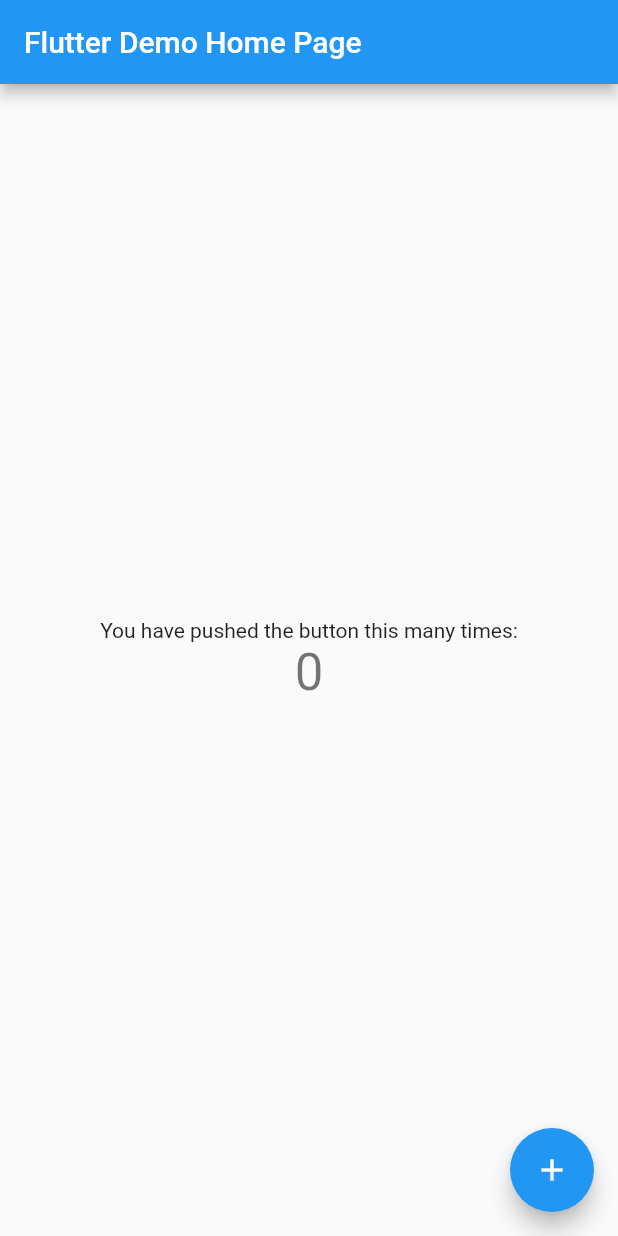
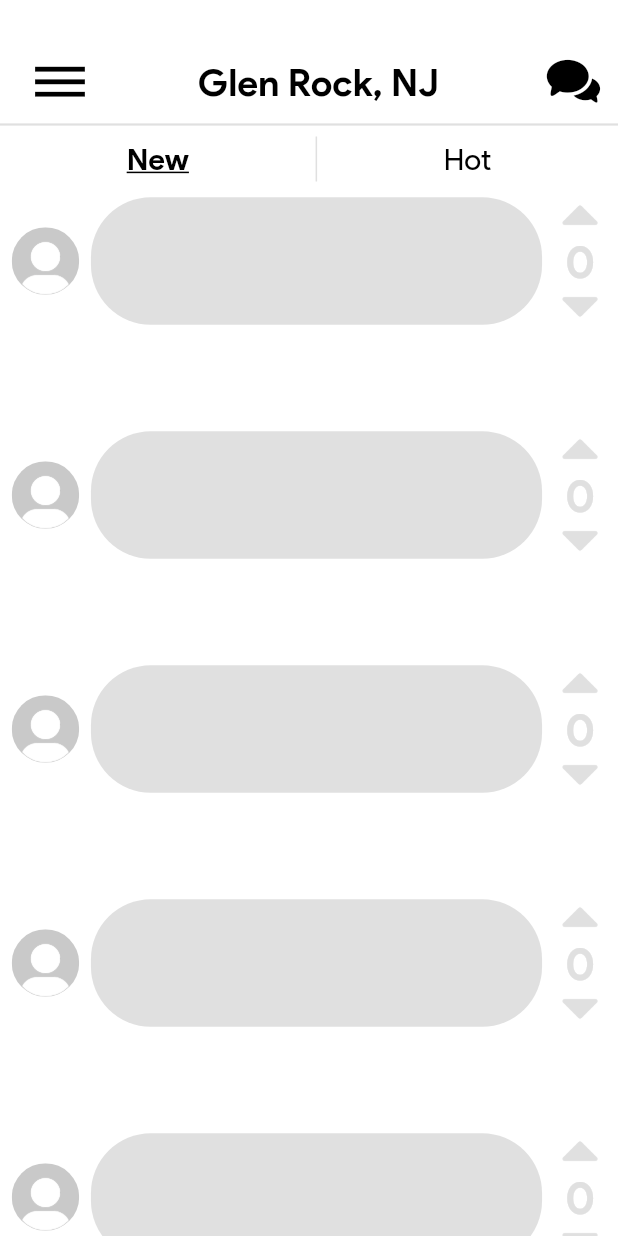
Before and after one commit to jackkellerk/lochat, a Flutter app: the screen it shows after launch, on a phone screen of 412 x 824 dp. Run offline on Flutter 3.47's test engine with Material 2 defaults, Android fonts, the phone set to English and light mode, and no system bars.

Commit message:
Created comment class

```diff
--- /dev/null
+++ b/lib/blockRow.dart
@@ -0,0 +1,20 @@
+import 'package:flutter/cupertino.dart';
+
+// Import the block class
+import 'block.dart';
+
+class BlockRow extends StatelessWidget {
+  @override
+  Widget build(BuildContext context) {
+    return new Padding(
+      padding: const EdgeInsets.only(bottom: 10.0),
+      child: new Row(
+        mainAxisAlignment: MainAxisAlignment.spaceEvenly,
+        children: <Widget>[
+          new Block(),
+          new Block(),
+        ],
+      ),
+    );
+  }
+}
--- /dev/null
+++ b/lib/comment.dart
@@ -0,0 +1,81 @@
+import 'package:flutter/cupertino.dart';
+import 'dart:ui';
+import 'package:flutter/material.dart';
+import 'dart:math' as math;
+
+// These are import methods for custom icons
+import 'icons/custom_icons_icons.dart';
+
+class Comment extends StatelessWidget {
+  @override
+  Widget build(BuildContext context) {
+
+  // This is for screen height and width
+  final double width = MediaQuery.of(context).size.width;
+  final double height = MediaQuery.of(context).size.height;
+
+    return Padding(
+      padding: EdgeInsets.only(bottom: 70.0),
+      child: new Row(
+        mainAxisAlignment: MainAxisAlignment.spaceEvenly,
+        children: <Widget>[
+          new ClipOval(
+            child: new Container(
+              color: const Color(0xffc9c9c9),
+              height: 45,
+              width: 45,
+              child: new Padding(
+                padding: EdgeInsets.only(top: 1.5),
+                child: new Image(
+                  image: AssetImage('assets/images/anon.png'), // TODO: Make this dynamically loaded
+                ),
+              ),
+            ),
+          ),
+          new Container( // TODO: Make this a stack with text in front
+            width: width * 0.73,
+            height: 85,
+            color: Colors.transparent,
+            child: new Container(
+              decoration: new BoxDecoration(
+                color: const Color(0xffe0e0e0),
+                borderRadius: BorderRadius.all(Radius.circular(40.0))
+              ),
+            ),
+          ),
+          new Padding(
+            padding: EdgeInsets.only(left: 5.0, right: 5.0),
+            child: new Column(
+              mainAxisAlignment: MainAxisAlignment.spaceEvenly,
+              children: <Widget>[
+                new Image(
+                  image: AssetImage('assets/images/upvote.png'), // 0xfff75422 is upvote color
+                  height: 25,
+                  width: 25,
+                ),
+                new Text(
+                  "0",
+                  style: new TextStyle(
+                    color: const Color(0xffe0e0e0),
+                    fontSize: 30.0,
+                    fontWeight: FontWeight.bold,
+                    fontFamily: 'Product-Sans',
+                    decoration: TextDecoration.none,
+                  ),
+                ),
+                Transform.rotate(
+                  angle: math.pi,
+                  child: new Image(
+                    image: AssetImage('assets/images/upvote.png'), // 0xfff75422 is upvote color
+                    height: 25,
+                    width: 25,
+                  ),
+                ),
+              ],
+            ),
+          ),
+        ],
+      ),
+    );
+  }
+}
--- /dev/null
+++ b/lib/icons/custom_icons_icons.dart
@@ -0,0 +1,36 @@
+/// Flutter icons CustomIcons
+/// Copyright (C) 2020 by original authors @ fluttericon.com, fontello.com
+/// This font was generated by FlutterIcon.com, which is derived from Fontello.
+///
+/// To use this font, place it in your fonts/ directory and include the
+/// following in your pubspec.yaml
+///
+/// flutter:
+///   fonts:
+///    - family:  CustomIcons
+///      fonts:
+///       - asset: fonts/CustomIcons.ttf
+///
+///
+/// * Modern Pictograms, Copyright (c) 2012 by John Caserta. All rights reserved.
+///         Author:    John Caserta
+///         License:   SIL (http://scripts.sil.org/OFL)
+///         Homepage:  http://thedesignoffice.org/project/modern-pictograms/
+/// * MFG Labs, Copyright (C) 2012 by Daniel Bruce
+///         Author:    MFG Labs
+///         License:   SIL (http://scripts.sil.org/OFL)
+///         Homepage:  http://www.mfglabs.com/
+///
+import 'package:flutter/widgets.dart';
+
+class CustomIcons {
+  CustomIcons._();
+
+  static const _kFontFam = 'CustomIcons';
+  static const _kFontPkg = null;
+
+  static const IconData down_arrow = IconData(0xe800, fontFamily: _kFontFam, fontPackage: _kFontPkg);
+  static const IconData up_arrow = IconData(0xe801, fontFamily: _kFontFam, fontPackage: _kFontPkg);
+  static const IconData anon_profile = IconData(0xe802, fontFamily: _kFontFam, fontPackage: _kFontPkg);
+  static const IconData chat = IconData(0xf03d, fontFamily: _kFontFam, fontPackage: _kFontPkg);
+}
--- a/lib/main.dart
+++ b/lib/main.dart
@@ -1,111 +1,126 @@
 import 'package:flutter/material.dart';
+import 'dart:ui';
 
-void main() => runApp(MyApp());
+// These are import methods for custom icons
+import 'icons/custom_icons_icons.dart';
 
-class MyApp extends StatelessWidget {
-  // This widget is the root of your application.
+// These are import methods for custom classes
+import 'comment.dart';
+
+// This calls the build method for the class OutfitApp and displays it on the screen
+void main() => runApp(LoChatApp());
+
+bool filterNew = true;
+
+class LoChatApp extends StatelessWidget {
   @override
   Widget build(BuildContext context) {
     return MaterialApp(
-      title: 'Flutter Demo',
-      theme: ThemeData(
-        // This is the theme of your application.
-        //
-        // Try running your application with "flutter run". You'll see the
-        // application has a blue toolbar. Then, without quitting the app, try
-        // changing the primarySwatch below to Colors.green and then invoke
-        // "hot reload" (press "r" in the console where you ran "flutter run",
-        // or simply save your changes to "hot reload" in a Flutter IDE).
-        // Notice that the counter didn't reset back to zero; the application
-        // is not restarted.
-        primarySwatch: Colors.blue,
+      title: 'LoChat',
+      home: Scaffold(
+        body: Container(
+          decoration: new BoxDecoration(color: Colors.white),
+          child: new Padding( // Adds margin from the top to seperate the Action Bar from our banner
+            padding: const EdgeInsets.only(top: 35.0),
+            child: new Column( // Master column
+              children: <Widget>[
+                new Row( // Row for banner
+                  mainAxisAlignment: MainAxisAlignment.spaceBetween,
+                  children: <Widget>[
+                    new Container(
+                      child: new Padding(
+                        padding: const EdgeInsets.only(left: 20.0),
+                        child: new Icon( // The sandwich/dehaze icon
+                          Icons.dehaze,
+                          size: 40.0,
+                          color: Colors.black,
                         ),
-      home: MyHomePage(title: 'Flutter Demo Home Page'),
-    );
-  }
-}
-
-class MyHomePage extends StatefulWidget {
-  MyHomePage({Key key, this.title}) : super(key: key);
-
-  // This widget is the home page of your application. It is stateful, meaning
-  // that it has a State object (defined below) that contains fields that affect
-  // how it looks.
-
-  // This class is the configuration for the state. It holds the values (in this
-  // case the title) provided by the parent (in this case the App widget) and
-  // used by the build method of the State. Fields in a Widget subclass are
-  // always marked "final".
-
-  final String title;
-
-  @override
-  _MyHomePageState createState() => _MyHomePageState();
-}
-
-class _MyHomePageState extends State<MyHomePage> {
-  int _counter = 0;
-
-  void _incrementCounter() {
-    setState(() {
-      // This call to setState tells the Flutter framework that something has
-      // changed in this State, which causes it to rerun the build method below
-      // so that the display can reflect the updated values. If we changed
-      // _counter without calling setState(), then the build method would not be
-      // called again, and so nothing would appear to happen.
-      _counter++;
-    });
-  }
-
-  @override
-  Widget build(BuildContext context) {
-    // This method is rerun every time setState is called, for instance as done
-    // by the _incrementCounter method above.
-    //
-    // The Flutter framework has been optimized to make rerunning build methods
-    // fast, so that you can just rebuild anything that needs updating rather
-    // than having to individually change instances of widgets.
-    return Scaffold(
-      appBar: AppBar(
-        // Here we take the value from the MyHomePage object that was created by
-        // the App.build method, and use it to set our appbar title.
-        title: Text(widget.title),
                       ),
-      body: Center(
-        // Center is a layout widget. It takes a single child and positions it
-        // in the middle of the parent.
-        child: Column(
-          // Column is also a layout widget. It takes a list of children and
-          // arranges them vertically. By default, it sizes itself to fit its
-          // children horizontally, and tries to be as tall as its parent.
-          //
-          // Invoke "debug painting" (press "p" in the console, choose the
-          // "Toggle Debug Paint" action from the Flutter Inspector in Android
-          // Studio, or the "Toggle Debug Paint" command in Visual Studio Code)
-          // to see the wireframe for each widget.
-          //
-          // Column has various properties to control how it sizes itself and
-          // how it positions its children. Here we use mainAxisAlignment to
-          // center the children vertically; the main axis here is the vertical
-          // axis because Columns are vertical (the cross axis would be
-          // horizontal).
-          mainAxisAlignment: MainAxisAlignment.center,
+                    ),
+                    new Text( // The app's title. Make it based upon user's location.
+                      "Glen Rock, NJ",
+                      style: new TextStyle(
+                        color: Colors.black,
+                        fontWeight: FontWeight.bold,
+                        fontSize: 25.0,
+                        fontFamily: 'Product-Sans',
+                        decoration: TextDecoration.none,
+                      ),
+                    ),
+                    new Container(
+                      child: new Padding(
+                        padding: const EdgeInsets.only(right: 20.0),
+                        child: new Icon( // Make this a Stack because we want to add a red circle with a number in it
+                          CustomIcons.chat,
+                          size: 27.5,
+                          color: Colors.black,
+                        ),
+                      ),
+                    ),
+                  ],
+                ),
+                new Divider(
+                  thickness: 1.5,
+                ),
+                new Padding(
+                  padding: const EdgeInsets.only(bottom: 10.0),
+                  child: new Row(
+                    mainAxisAlignment: MainAxisAlignment.spaceEvenly,
                     children: <Widget>[
-            Text(
-              'You have pushed the button this many times:',
+                      new Text(
+                        "New",
+                        style: new TextStyle(
+                          color: Colors.black,
+                          fontWeight: filterNew ? FontWeight.bold : FontWeight.normal,
+                          fontSize: 20.0,
+                          fontFamily: 'Product-Sans',
+                          decoration: filterNew ? TextDecoration.underline : TextDecoration.none,
                         ),
-            Text(
-              '$_counter',
-              style: Theme.of(context).textTheme.display1,
+                      ),
+                      new Container(
+                        width: 1,
+                        height: 30,
+                        color: Theme.of(context).dividerColor,
+                      ),
+                      new Text(
+                        "Hot",
+                        style: new TextStyle(
+                          color: Colors.black,
+                          fontWeight: !filterNew ? FontWeight.bold : FontWeight.normal,
+                          fontSize: 20.0,
+                          fontFamily: 'Product-Sans',
+                          decoration: !filterNew ? TextDecoration.underline : TextDecoration.none,
+                        ),
                       ),
                     ],
                   ),
                 ),
-      floatingActionButton: FloatingActionButton(
-        onPressed: _incrementCounter,
-        tooltip: 'Increment',
-        child: Icon(Icons.add),
-      ), // This trailing comma makes auto-formatting nicer for build methods.
+                new Expanded(
+                  child: new ListView(
+                    children: <Widget>[
+                      // TODO: Dynamically instantiate comnents here
+                      Comment(),
+                      Comment(),
+                      Comment(),
+                      Comment(),
+                      Comment(),
+                      Comment(),
+                      Comment(),
+                      Comment(),
+                      Comment(),
+                    ],
+                  ),
+                ),
+                new Row(
+                  children: <Widget>[
+                    // TODO: Create the bottom navigation bar
+                  ],
+                ),
+              ],
+            ),
+          )
+        ),
+      ),
     );
   }
 }
```
Also changed, not shown: lib/block.dart (added, +66 -0 lines), lib/main_backup.dart (added, +111 -0 lines), pubspec.yaml (+18 -0 lines), _mockups/lochat.png, assets/icons/CustomIcons.ttf (added), assets/images/anon.png (added), assets/images/upvote.png (added), fonts/Product-Sans-Bold-Italic.ttf (added), fonts/Product-Sans-Bold.ttf (added), fonts/Product-Sans-Italic.ttf (added), fonts/Product-Sans-Regular.ttf (added), pubspec.lock, 5 other files. Lines whose indentation alone changed are shown as unchanged.
